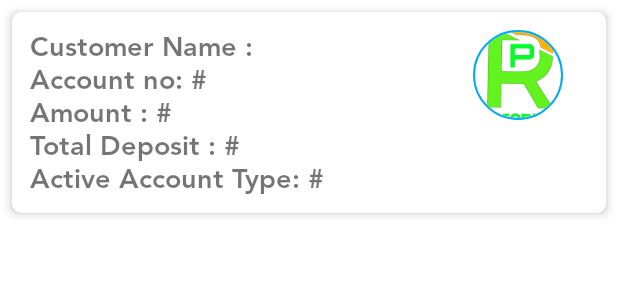
After one commit to nirbhayiise/Ricopay-android, an Android app: the layout cust_profile_row.xml on its own in the app's theme, with its tools: preview values and no code run, on a phone screen of 412 x 824 dp. The commit adds this screen. Shown: the top 300 px of the screen. Run offline under Robolectric (Android 15) with nearby library versions, the phone set to English and light mode, and no system bars.

Commit message:
cust Profile list

```diff
--- a/app/src/main/AndroidManifest.xml
+++ b/app/src/main/AndroidManifest.xml
@@ -1,5 +1,5 @@
-<?xml version="1.0" encoding="utf-8"?>
 <manifest xmlns:android="http://schemas.android.com/apk/res/android"
+    xmlns:tools="http://schemas.android.com/tools"
     package="com.np.ricopayapp">
 
     <uses-feature android:name="android.hardware.camera"
@@ -14,6 +14,7 @@
         android:allowBackup="true"
         android:name=".utils.AppData"
         android:icon="@mipmap/logoapp"
+        tools:node="replace"
         android:label="@string/app_name"
         android:roundIcon="@mipmap/ic_launcher_round"
 
--- a/app/src/main/res/layout/content_staff.xml
+++ b/app/src/main/res/layout/content_staff.xml
@@ -45,7 +45,7 @@ android:layout_marginBottom="50dp"
                         android:layout_width="wrap_content"
                         android:layout_height="wrap_content"
                         android:gravity="center"
-                        android:text="Customer Registeration"
+                        android:text="Customer Registration"
                         android:textSize="16sp"
                         android:textColor="@color/white"/>
 
@@ -111,7 +111,7 @@ android:layout_marginBottom="50dp"
                     <ImageView
                         android:layout_width="50dp"
                         android:layout_height="50dp"
-                        android:src="@drawable/til2"/>
+                        android:src="@drawable/deposit_ic"/>
                     <TextView
                         android:layout_width="wrap_content"
                         android:layout_height="wrap_content"
@@ -154,7 +154,7 @@ android:layout_marginBottom="50dp"
                     <ImageView
                         android:layout_width="50dp"
                         android:layout_height="50dp"
-                        android:src="@drawable/til4"/>
+                        android:src="@drawable/profile_ic"/>
                     <TextView
                         android:layout_width="wrap_content"
                         android:layout_height="wrap_content"
--- /dev/null
+++ b/app/src/main/res/layout/cust_profile_row.xml
@@ -0,0 +1,302 @@
+<?xml version="1.0" encoding="utf-8"?>
+<androidx.cardview.widget.CardView xmlns:android="http://schemas.android.com/apk/res/android"
+    xmlns:tools="http://schemas.android.com/tools"
+    xmlns:app="http://schemas.android.com/apk/res-auto"
+    android:layout_width="fill_parent"
+    android:layout_height="wrap_content"
+
+    android:gravity="center"
+    android:layout_margin="8dp"
+    app:cardCornerRadius="6dp"
+    app:cardElevation="4dp"
+
+
+    android:orientation="vertical">
+
+<LinearLayout
+    android:id="@+id/lay1"
+    android:layout_width="fill_parent"
+    android:orientation="vertical"
+    android:layout_margin="2dp"
+    android:padding="10dp"
+    android:gravity="center|right"
+    android:layout_height="wrap_content">
+
+
+    <LinearLayout
+        android:layout_width="fill_parent"
+        android:layout_height="wrap_content"
+
+        android:weightSum="2"
+        android:orientation="vertical">
+        <LinearLayout
+            android:layout_width="fill_parent"
+            android:layout_height="wrap_content"
+            android:orientation="horizontal"
+            android:weightSum="2"
+            android:layout_weight="1">
+            <LinearLayout
+                android:layout_width="fill_parent"
+                android:layout_height="wrap_content"
+                android:orientation="vertical"
+                android:layout_weight="0.5">
+                <LinearLayout
+                    android:layout_width="fill_parent"
+                    android:layout_height="wrap_content"
+                    android:orientation="horizontal"
+                    android:weightSum="2">
+
+                    <LinearLayout
+                        android:layout_width="fill_parent"
+
+                        android:gravity="center|right"
+                        android:layout_height="wrap_content"
+                        android:layout_weight="1"/>
+                </LinearLayout>
+                <LinearLayout
+                    android:layout_width="fill_parent"
+
+                    android:orientation="horizontal"
+                    android:layout_height="wrap_content"
+                    android:layout_weight="1">
+                    <TextView
+
+                        android:layout_width="wrap_content"
+                        android:layout_height="wrap_content"
+                        android:text="Customer Name :"
+                        android:gravity="center|left"
+                        android:fontFamily="@font/avn_bold"
+
+                        android:layout_alignParentBottom="true"
+
+
+                        android:textStyle="bold"
+
+                        android:textSize="18dp"
+                        android:layout_centerVertical="true"
+                        android:layout_centerHorizontal="true" />
+                    <TextView
+                        android:id="@+id/cname"
+                        android:layout_width="fill_parent"
+                        android:layout_height="wrap_content"
+
+                        android:gravity="center|right"
+                        android:fontFamily="@font/avn"
+
+                        android:layout_alignParentBottom="true"
+
+
+                        android:textStyle="bold"
+
+                        android:textSize="18dp"
+                        android:layout_centerVertical="true"
+                        android:layout_centerHorizontal="true" />
+                </LinearLayout>
+                <LinearLayout
+                    android:layout_width="fill_parent"
+
+                    android:orientation="horizontal"
+                    android:layout_height="wrap_content"
+                    android:layout_weight="1">
+
+                    <TextView
+
+                        android:layout_width="wrap_content"
+                        android:layout_height="wrap_content"
+                        android:text="Account no: #"
+                        android:gravity="center|left"
+                        android:fontFamily="@font/avn_bold"
+
+                        android:layout_alignParentBottom="true"
+
+
+                        android:textStyle="bold"
+
+                        android:textSize="18dp"
+                        android:layout_centerVertical="true"
+                        android:layout_centerHorizontal="true" />
+                    <ImageView
+                        android:id="@+id/copybtn"
+                        android:layout_width="20dp"
+                        android:visibility="gone"
+                        android:layout_height="20dp"
+                        android:src="@drawable/copy_ic"/>
+                    <TextView
+                        android:id="@+id/acc_no"
+                        android:layout_width="fill_parent"
+                        android:layout_height="wrap_content"
+
+                        android:gravity="center|right"
+                        android:fontFamily="@font/avn"
+
+                        android:layout_alignParentBottom="true"
+
+
+                        android:textStyle="bold"
+
+                        android:textSize="18dp"
+                        android:layout_centerVertical="true"
+                        android:layout_centerHorizontal="true" />
+                </LinearLayout>
+                <LinearLayout
+                    android:layout_width="fill_parent"
+
+                    android:orientation="horizontal"
+                    android:layout_height="wrap_content"
+                    android:layout_weight="1">
+                    <TextView
+
+                        android:layout_width="wrap_content"
+                        android:layout_height="wrap_content"
+                        android:text="Amount : #"
+                        android:gravity="center|left"
+                        android:fontFamily="@font/avn_bold"
+
+                        android:layout_alignParentBottom="true"
+
+
+                        android:textStyle="bold"
+
+                        android:textSize="18dp"
+                        android:layout_centerVertical="true"
+                        android:layout_centerHorizontal="true" />
+                    <TextView
+                        android:id="@+id/amount"
+                        android:layout_width="fill_parent"
+                        android:layout_height="wrap_content"
+
+                        android:gravity="center|right"
+                        android:fontFamily="@font/avn"
+
+                        android:layout_alignParentBottom="true"
+
+                        android:textStyle="bold"
+
+                        android:textSize="18dp"
+                        android:layout_centerVertical="true"
+                        android:layout_centerHorizontal="true" />
+                </LinearLayout>
+            </LinearLayout>
+            <LinearLayout
+                android:layout_width="fill_parent"
+                android:layout_height="wrap_content"
+                android:gravity="center"
+                android:layout_weight="1.5">
+                <de.hdodenhof.circleimageview.CircleImageView
+                    xmlns:app="http://schemas.android.com/apk/res-auto"
+                    android:id="@+id/proimg"
+                    android:layout_width="60dp"
+                    android:layout_height="60dp"
+                    android:src="@drawable/logo"
+                    app:civ_border_width="1dp"
+                    app:civ_border_color="#03A9F4"/>
+              <!--  <ImageView
+                    android:id="@+id/proimg"
+                    android:layout_width="80dp"
+                    android:layout_height="80dp"
+                    android:src="@drawable/logo"/>-->
+            </LinearLayout>
+        </LinearLayout>
+
+
+        <LinearLayout
+            android:layout_width="fill_parent"
+
+            android:orientation="horizontal"
+            android:layout_height="wrap_content"
+            android:layout_weight="1">
+            <TextView
+
+                android:layout_width="wrap_content"
+                android:layout_height="wrap_content"
+                android:text="Total Deposit : #"
+                android:gravity="center|left"
+                android:fontFamily="@font/avn_bold"
+
+                android:layout_alignParentBottom="true"
+
+
+                android:textStyle="bold"
+
+                android:textSize="18dp"
+                android:layout_centerVertical="true"
+                android:layout_centerHorizontal="true" />
+            <TextView
+                android:id="@+id/deposit"
+                android:layout_width="fill_parent"
+                android:layout_height="wrap_content"
+
+                android:gravity="center|right"
+                android:fontFamily="@font/avn"
+
+                android:layout_alignParentBottom="true"
+
+                android:textStyle="bold"
+
+                android:textSize="18dp"
+                android:layout_centerVertical="true"
+                android:layout_centerHorizontal="true" />
+        </LinearLayout>
+        <LinearLayout
+            android:layout_width="fill_parent"
+
+            android:orientation="horizontal"
+            android:layout_height="wrap_content"
+            android:layout_weight="1"/>
+        <LinearLayout
+            android:layout_width="fill_parent"
+
+            android:orientation="horizontal"
+            android:layout_height="wrap_content"
+            android:layout_weight="1">
+            <TextView
+
+                android:layout_width="wrap_content"
+                android:layout_height="wrap_content"
+                android:text="Active Account Type: #"
+                android:gravity="center|left"
+                android:fontFamily="@font/avn_bold"
+
+                android:layout_alignParentBottom="true"
+
+
+                android:textStyle="bold"
+
+                android:textSize="18dp"
+                android:layout_centerVertical="true"
+                android:layout_centerHorizontal="true" />
+            <TextView
+                android:id="@+id/accty"
+                android:layout_width="fill_parent"
+                android:layout_height="wrap_content"
+
+                android:gravity="center|right"
+                android:fontFamily="@font/avn"
+
+                android:layout_alignParentBottom="true"
+
+                android:textStyle="bold"
+
+                android:textSize="18dp"
+                android:layout_centerVertical="true"
+                android:layout_centerHorizontal="true" />
+        </LinearLayout>
+
+        <LinearLayout
+            android:layout_width="fill_parent"
+
+            android:orientation="horizontal"
+            android:layout_height="wrap_content"
+            android:layout_weight="1"/>
+
+    </LinearLayout>
+
+
+
+
+
+
+
+</LinearLayout>
+
+</androidx.cardview.widget.CardView>
--- a/app/src/main/res/layout/stafflayout_navigation.xml
+++ b/app/src/main/res/layout/stafflayout_navigation.xml
@@ -345,10 +345,10 @@ android:text="Nirbhay"
                     android:gravity="center"
                     android:layout_weight="0.6">
                     <TextView
-                        android:id="@+id/navorderhistry"
+                        android:id="@+id/custprofiles"
                         android:layout_width="match_parent"
                         android:layout_height="match_parent"
-                        android:text="Customer Withdrawal"
+                        android:text="Customer Profiles"
                         android:gravity="center|left"
                         android:textColor="@color/white"
                         android:textSize="14dp" />
```
Also changed, not shown: app/build.gradle (+8 -0 lines), app/src/main/java/com/np/ricopayapp/StaffDashboardActivity.java (+14 -1 lines), app/src/main/java/com/np/ricopayapp/adpt/CustProfileListAdapter.java (added, +145 -0 lines), app/src/main/java/com/np/ricopayapp/fragments/FragmentCustProfile.java (added, +53 -0 lines), app/src/main/java/com/np/ricopayapp/fragments/FragmentCustomerRegistration.java (+59 -2 lines), app/src/main/java/com/np/ricopayapp/responsemodels/cut_regist_list_resp/Datum.java (+13 -0 lines), app/src/main/res/layout/cust_prifile_list.xml (added, +28 -0 lines), app/src/main/res/drawable/deposit_ic.png (added), app/src/main/res/drawable/profile_ic.png (added).
